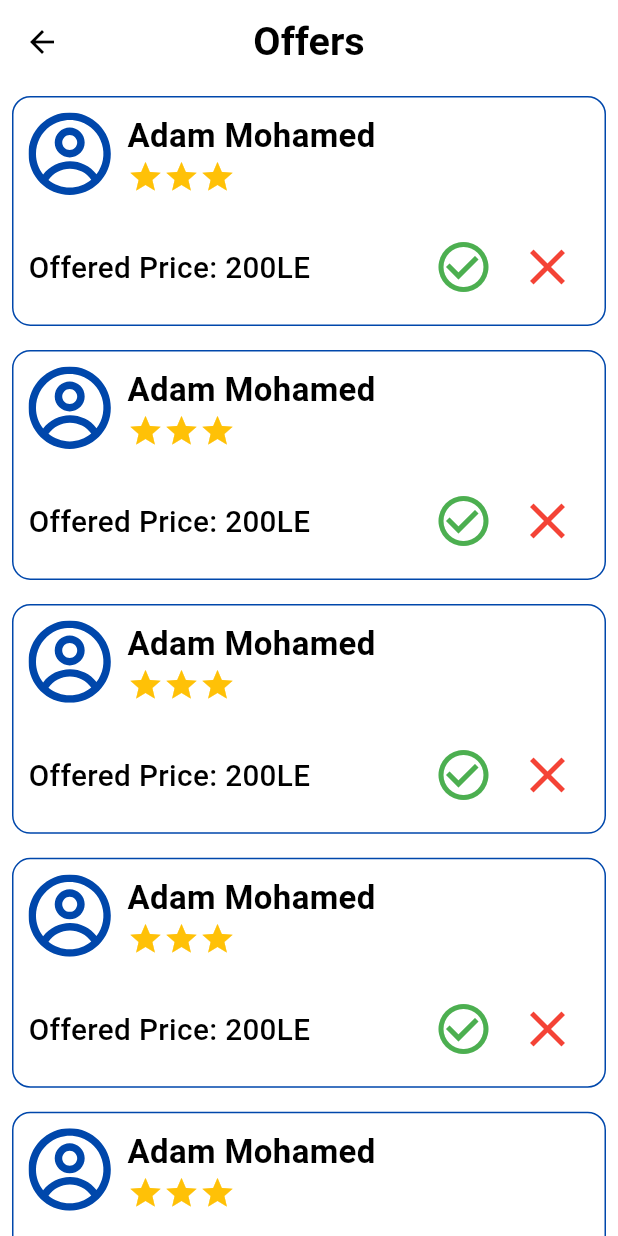
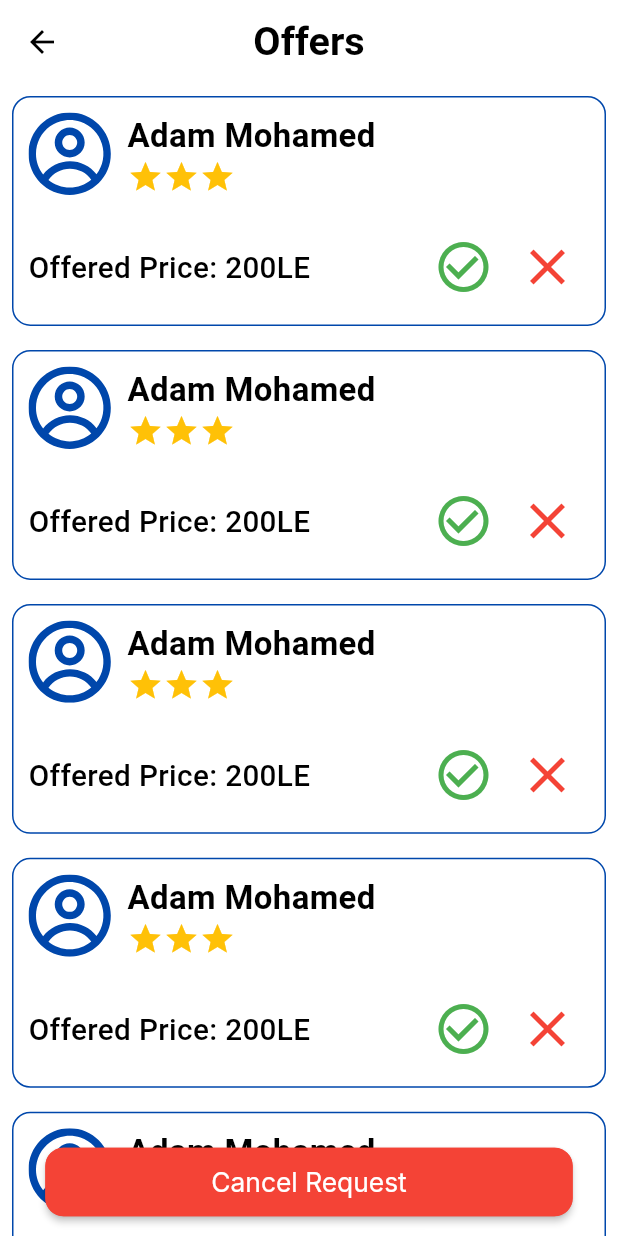
Before and after one commit to KarimYasser15/kafa2a, a Flutter app: the UserOffersScreen screen opened by its route, on a phone screen of 412 x 824 dp. Run offline on Flutter 3.47's test engine with Material 3 defaults, Android fonts, the phone set to English and light mode, and no system bars; our stand-ins replace email_validator, flutter_screenutil, flutter_svg, google_fonts.

Commit message:
Added cancel request button in offer screen of user

```diff
--- a/lib/config/strings_manager.dart
+++ b/lib/config/strings_manager.dart
@@ -27,4 +27,5 @@ class StringsManager {
   static const String cancelled = "Cancelled";
   static const String filter = "Filter";
   static const String offers = "Offers";
+  static const String cancelRequest = "Cancel Request";
 }
--- a/lib/features/offers/user/view/user_offers_screen.dart
+++ b/lib/features/offers/user/view/user_offers_screen.dart
@@ -1,9 +1,5 @@
 import 'package:flutter/material.dart';
 import 'package:flutter_screenutil/flutter_screenutil.dart';
-import 'package:flutter_svg/flutter_svg.dart';
-import 'package:kafa2a/config/app_styles.dart';
-import 'package:kafa2a/config/assets_manager.dart';
-import 'package:kafa2a/config/colors_manager.dart';
 import 'package:kafa2a/config/strings_manager.dart';
 import 'package:kafa2a/features/offers/user/view/widgets/offer_item_widget.dart';
 
@@ -18,6 +14,20 @@ class UserOffersScreen extends StatelessWidget {
             StringsManager.offers,
           ),
         ),
+        floatingActionButton: ElevatedButton(
+          style: ElevatedButton.styleFrom(
+              backgroundColor: Colors.red,
+              shape: RoundedRectangleBorder(
+                  borderRadius: BorderRadius.circular(12.r),
+                  side: BorderSide(color: Colors.red, width: 1.2.w))),
+          onPressed: () {},
+          child: Text(
+            StringsManager.cancelRequest,
+            style: TextStyle(color: Colors.white),
+          ),
+        ),
+        floatingActionButtonLocation:
+            FloatingActionButtonLocation.miniCenterFloat,
         body: ListView.builder(
           itemBuilder: (context, index) => Padding(
             padding: const EdgeInsets.all(8.0),
```
